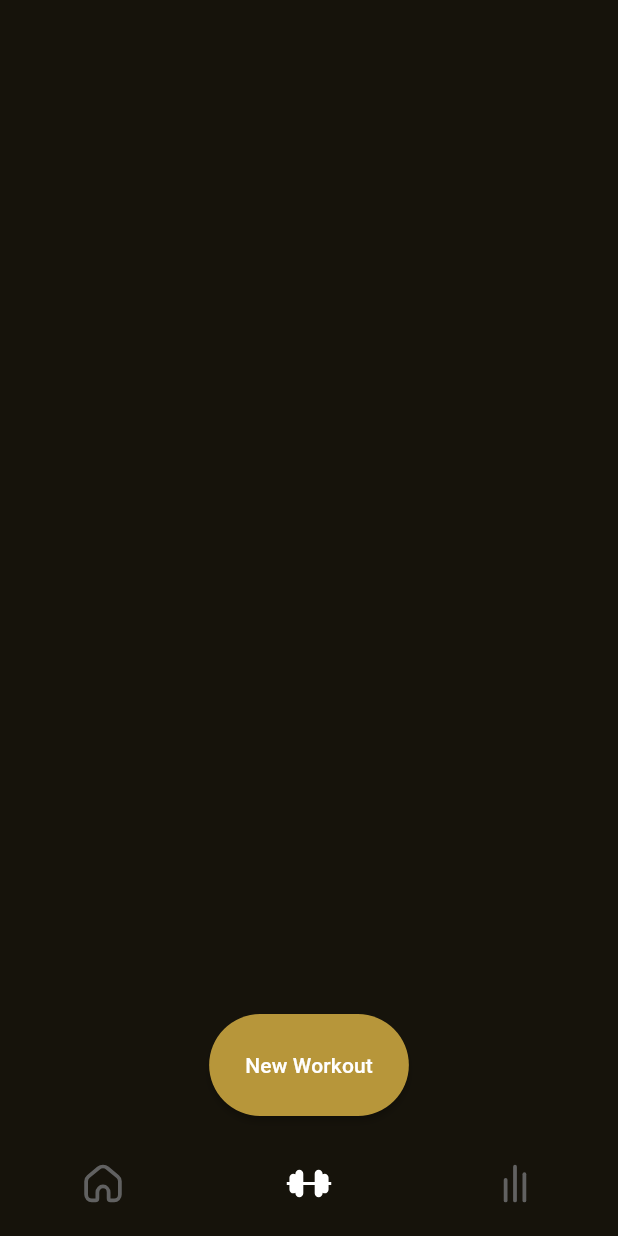
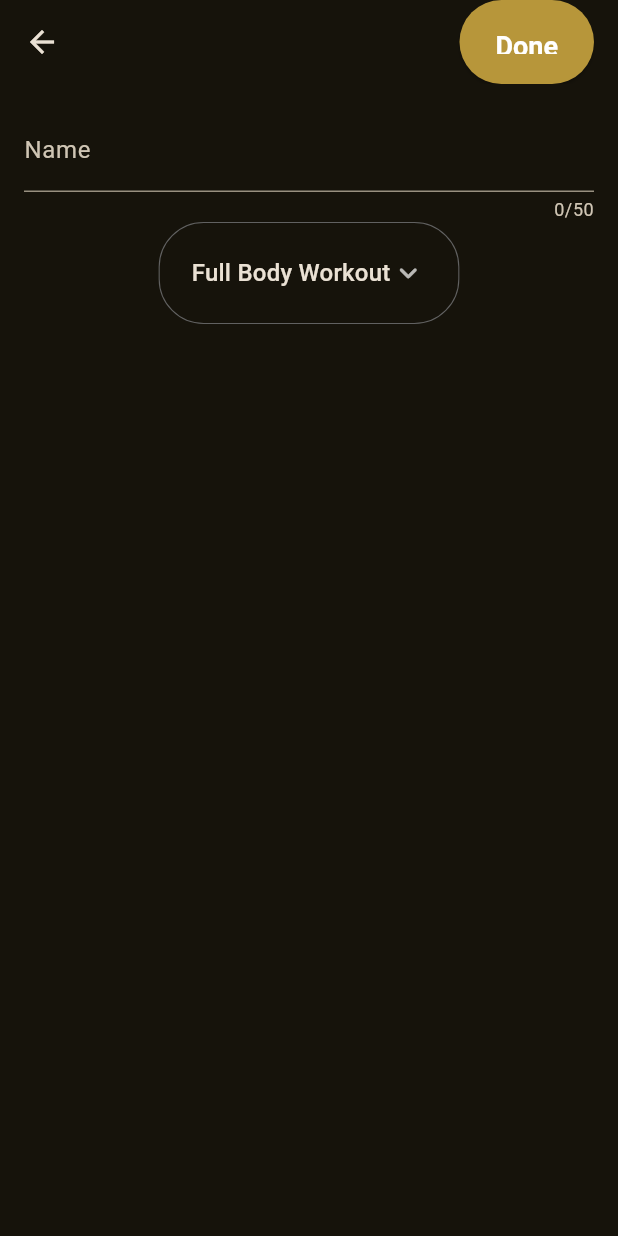
Before and after one commit to dsnoire/workout_app, a Flutter app: the screen it shows after launch, item 2 of the bottom bar chosen, after a tap on "New Workout", on a phone screen of 412 x 824 dp. Run offline on Flutter 3.47's test engine with Material 3 defaults, Android fonts, the phone set to English and light mode, and no system bars; our stand-ins replace flutter_svg.

Commit message:
Add basic UI for AddOrEditWorkoutView

```diff
--- a/lib/common/theme/app_theme.dart
+++ b/lib/common/theme/app_theme.dart
@@ -9,5 +9,19 @@ abstract class AppTheme {
       background: AppColors.backgroundColor,
     ),
     useMaterial3: true,
+    elevatedButtonTheme: ElevatedButtonThemeData(
+      style: ElevatedButton.styleFrom(
+        padding: const EdgeInsets.symmetric(horizontal: 24, vertical: 20),
+        backgroundColor: AppColors.primaryColor,
+        foregroundColor: Colors.white,
+        textStyle: const TextStyle(
+          fontWeight: FontWeight.bold,
+          fontSize: 18,
+        ),
+      ),
+    ),
+    appBarTheme: const AppBarTheme(
+      backgroundColor: Colors.transparent,
+    ),
   );
 }
--- /dev/null
+++ b/lib/features/workout/views/add_or_edit_workout.dart
@@ -0,0 +1,86 @@
+import 'package:flutter/material.dart';
+import 'package:workout_app/common/constants/app_colors.dart';
+
+import '../../../common/constants/app_dimens.dart';
+
+const List<String> list = <String>[
+  'Full Body Workout',
+  'Push Pull Legs',
+  'Upper Lower',
+  'Split'
+];
+
+class AddOrEditWorkout extends StatefulWidget {
+  const AddOrEditWorkout({super.key});
+
+  @override
+  State<AddOrEditWorkout> createState() => _AddOrEditWorkoutState();
+}
+
+class _AddOrEditWorkoutState extends State<AddOrEditWorkout> {
+  String dropdownValue = list.first;
+  @override
+  Widget build(BuildContext context) {
+    return Scaffold(
+      appBar: AppBar(
+        actions: [
+          Padding(
+            padding: const EdgeInsets.symmetric(horizontal: 16),
+            child: ElevatedButton(
+              onPressed: () {},
+              child: const Text('Done'),
+            ),
+          )
+        ],
+      ),
+      body: Padding(
+        padding: const EdgeInsets.all(AppDimens.sizeXL),
+        child: Column(
+          children: [
+            const TextField(
+              decoration: InputDecoration(
+                labelText: 'Name',
+                labelStyle: TextStyle(
+                  height: -0.2,
+                ),
+              ),
+              maxLength: 50,
+            ),
+            DecoratedBox(
+              decoration: BoxDecoration(
+                border: Border.all(
+                  color: AppColors.unselectedGreyColor,
+                  width: 0.7,
+                ),
+                borderRadius: BorderRadius.circular(30),
+              ),
+              child: DropdownButton(
+                padding: const EdgeInsets.symmetric(
+                  horizontal: 22,
+                  vertical: 10,
+                ),
+                underline: const SizedBox(),
+                icon: const Icon(Icons.keyboard_arrow_down_rounded),
+                dropdownColor: AppColors.primaryColor,
+                value: dropdownValue,
+                items: list.map((e) {
+                  return DropdownMenuItem(
+                    value: e,
+                    child: Center(child: Text(e)),
+                  );
+                }).toList(),
+                onChanged: (String? value) {
+                  setState(
+                    () {
+                      dropdownValue = value!;
+                    },
+                  );
+                },
+              ),
+            ),
+          ],
+        ),
+      ),
+    );
+  }
+}
--- a/lib/features/workout/views/workouts_view.dart
+++ b/lib/features/workout/views/workouts_view.dart
@@ -1,6 +1,6 @@
 import 'package:flutter/material.dart';
-import 'package:workout_app/common/constants/app_colors.dart';
 import 'package:workout_app/common/constants/app_dimens.dart';
+import 'package:workout_app/features/workout/views/add_or_edit_workout.dart';
 
 class WorkoutsView extends StatelessWidget {
   const WorkoutsView({super.key});
@@ -13,13 +13,16 @@ class WorkoutsView extends StatelessWidget {
         children: [
           Container(),
           const Spacer(),
-          MaterialButton(
-            onPressed: () {},
-            color: AppColors.primaryColor,
-            padding: const EdgeInsets.all(24),
-            shape: const StadiumBorder(),
+          ElevatedButton(
+            onPressed: () {
+              Navigator.of(context).push(
+                MaterialPageRoute(
+                  builder: (context) => const AddOrEditWorkout(),
+                ),
+              );
+            },
             child: const Text('New Workout'),
-          ),
+          )
         ],
       ),
     );
```
